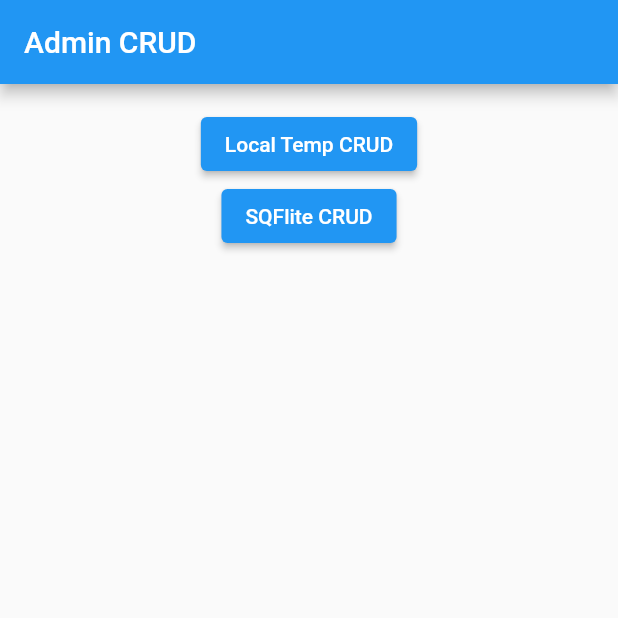
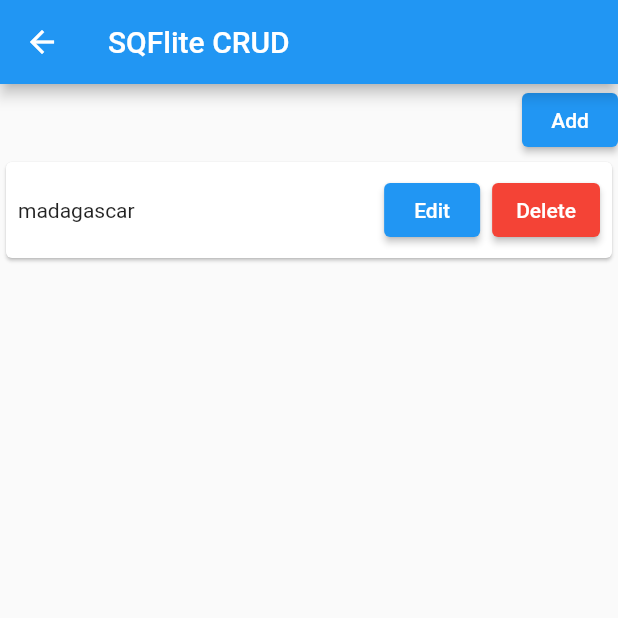
Before and after one commit to wiztensai/admin-crud-flutter, a Flutter app: the MyApp screen opened directly, after a tap on "SQFlite CRUD", on a phone screen of 412 x 824 dp, the top half of it. Run offline on Flutter 3.47's test engine with Material 2 defaults, Android fonts, the phone set to English and light mode, and no system bars; our stand-ins replace shared_preferences, sqflite; accounts and stored records are empty.

Commit message:
name convention, folder naming, sqflite full working crud, elevatedbutton same width

```diff
--- /dev/null
+++ b/lib/cst.dart
@@ -0,0 +1,3 @@
+class CST {
+  static const String IS_FIRST_INIT_B = "IS_FIRST_INIT_B";
+}
--- /dev/null
+++ b/lib/helper/helper_db_country.dart
@@ -0,0 +1,79 @@
+import 'package:sqflite/sqflite.dart';
+import 'dart:async';
+import 'dart:io';
+import 'package:path_provider/path_provider.dart';
+import 'package:admin_crud_flutter/model/model_country.dart';
+
+class DbHelperCountry {
+  static DbHelperCountry _dbHelper;
+  static Database _database;
+  String tableName = "country";
+
+  DbHelperCountry._createObject();
+
+  factory DbHelperCountry() {
+    if (_dbHelper == null) {
+      _dbHelper = DbHelperCountry._createObject();
+    }
+    return _dbHelper;
+  }
+
+  Future<Database> initDb() async {
+    Directory directory = await getApplicationDocumentsDirectory();
+    String path = directory.path + '${tableName}.db';
+
+    return openDatabase(path, version: 1, onCreate: _createDb);
+  }
+
+  void _createDb(Database db, int version) async {
+    await db.execute('''
+      CREATE TABLE ${tableName} (
+        id INTEGER PRIMARY KEY AUTOINCREMENT,
+        name TEXT
+      )
+    ''');
+  }
+
+  Future<Database> get database async {
+    if (_database == null) {
+      _database = await initDb();
+    }
+    return _database;
+  }
+
+  Future<List<Map<String, dynamic>>> select() async {
+      Database db = await this.database;
+      var maplist = await db.query(tableName, orderBy: 'name');
+      return maplist;
+  }
+
+  Future<int> insertWithId(Country country) async {
+    Database db = await this.database;
+    return db.insert(tableName, country.toMap());
+  }
+
+  Future<int> insert(Map<String, Object> data) async  {
+    Database db = await this.database;
+    return db.insert(tableName, data, conflictAlgorithm: ConflictAlgorithm.replace);
+  }
+
+  Future<int> delete(int id) async{
+    Database db = await this.database;
+    db.delete(tableName,where: 'id=?',whereArgs: [id]);
+  }
+
+  Future<int> update(Country country) async {
+    Database db = await this.database;
+    db.update(tableName, country.toMap(), where: 'id=?', whereArgs: [country.id]);
+  }
+
+  Future<List<Country>> getCountry() async {
+    var countryMapList = await select();
+    var countryLength = countryMapList.length;
+    List<Country> countryList = [];
+    for(int i = 0; i<countryLength ; i++) {
+      countryList.add(Country.fromMap(countryMapList[i]));
+    }
+    return countryList;
+  }
+}
--- a/lib/main.dart
+++ /dev/null
@@ -1,36 +0,0 @@
-import 'package:flutter/material.dart';
-import 'view/v_localtemp_crud.dart';
-
-void main() {
-  runApp(MaterialApp(
-    title: "App",
-    theme: ThemeData(),
-    home: MyApp(),
-  ));
-}
-
-class MyApp extends StatelessWidget {
-  // This widget is the root of your application.
-  @override
-  Widget build(BuildContext context) {
-    return Scaffold(
-      appBar: AppBar(title: Text("Admin CRUD")),
-      body: Container(
-        alignment: Alignment.topCenter,
-        margin: EdgeInsets.symmetric(vertical: 16),
-        child: Column(
-          children: [
-            ElevatedButton(
-                onPressed: () {
-                  Navigator.push(context, MaterialPageRoute(builder: (_) {
-                    return Localtemp();
-                  }));
-                },
-                child: Text("Local Temp CRUD")),
-            ElevatedButton(onPressed: () {}, child: Text("SQFlite CRUD")),
-          ],
-        ),
-      ),
-    );
-  }
-}
--- /dev/null
+++ b/lib/model/model_country.dart
@@ -0,0 +1,18 @@
+class Country {
+  int id;
+  String name;
+
+  Country(this.id, this.name);
+
+  Country.fromMap(Map<String, dynamic> map) {
+    this.id = map['id'];
+    this.name = map['name'];
+  }
+
+  Map<String, dynamic> toMap() {
+    Map<String, dynamic> map = Map<String, dynamic>();
+    map['id'] = id;
+    map['name'] = name;
+    return map;
+  }
+}
--- a/lib/view/v_localtemp_crud.dart
+++ b/lib/view/v_localtemp_crud.dart
@@ -1,5 +1,5 @@
 import 'package:flutter/material.dart';
-import 'package:admin_crud_flutter/dialog/D_AddPlace.dart';
+import 'package:admin_crud_flutter/dialog/d_crud_place.dart';
 
 class Localtemp extends StatefulWidget {
   @override
--- /dev/null
+++ b/lib/view/v_main.dart
@@ -0,0 +1,47 @@
+import 'dart:ui';
+import 'package:admin_crud_flutter/view/v_sqflite_crud.dart';
+import 'package:flutter/material.dart';
+import 'v_localtemp_crud.dart';
+
+void main() {
+  runApp(MaterialApp(
+    title: "App",
+    theme: ThemeData(),
+    home: MyApp(),
+  ));
+}
+
+class MyApp extends StatelessWidget {
+  @override
+  Widget build(BuildContext context) {
+    return Scaffold(
+      appBar: AppBar(title: Text("Admin CRUD")),
+      body: Container(
+        alignment: Alignment.topCenter,
+        margin: EdgeInsets.only(top: 40),
+        child: Column(
+          children: [
+            SizedBox(
+              width: 200,
+              child: ElevatedButton(
+                  onPressed: () {
+                    Navigator.push(context, MaterialPageRoute(builder: (_) {
+                      return Localtemp();
+                    }));
+                  },
+                  child: Text("Local Temp CRUD")),
+            ),
+            SizedBox(
+              width: 200,
+              child: ElevatedButton(onPressed: () {
+                Navigator.push(context, MaterialPageRoute(builder: (_) {
+                  return SqfliteCrud();
+                }));
+              }, child: Text("SQFlite CRUD")),
+            ),
+          ],
+        ),
+      ),
+    );
+  }
+}
--- /dev/null
+++ b/lib/view/v_sqflite_crud.dart
@@ -0,0 +1,134 @@
+import 'package:admin_crud_flutter/model/model_country.dart';
+import 'package:flutter/material.dart';
+import 'package:admin_crud_flutter/dialog/d_crud_place.dart';
+import 'dart:async';
+
+import 'package:admin_crud_flutter/helper/helper_db_country.dart';
+import 'package:path/path.dart';
+import 'package:sqflite/sqflite.dart';
+import 'package:shared_preferences/shared_preferences.dart';
+import 'package:admin_crud_flutter/cst.dart';
+
+class SqfliteCrud extends StatefulWidget {
+  @override
+  _SqfliteCrudState createState() => _SqfliteCrudState();
+}
+
+class _SqfliteCrudState extends State<SqfliteCrud> {
+
+  DbHelperCountry dbHelper = DbHelperCountry();
+  bool isFirstInit = false;
+  List<Country> countries = [];
+
+  void getPref() async {
+    SharedPreferences preferences = await SharedPreferences.getInstance();
+    isFirstInit = preferences.getBool(CST.IS_FIRST_INIT_B);
+
+    if(isFirstInit == false || isFirstInit == null) {
+      for(int i = 0; i<initCountry.length;i++) {
+        dbHelper.insertWithId(initCountry[i]);
+      }
+
+      preferences.setBool(CST.IS_FIRST_INIT_B, true);
+      updateListView();
+    } else {
+      updateListView();
+    }
+  }
+
+  @override
+  void initState() {
+    super.initState();
+
+    getPref();
+  }
+
+  @override
+  Widget build(BuildContext context) {
+    return Scaffold(
+      appBar: AppBar(title: Text('SQFlite CRUD')),
+      body: Column(
+        crossAxisAlignment: CrossAxisAlignment.end,
+        children: [
+          ElevatedButton(
+            onPressed: () {
+              DialogUtils.showCustomDialog(context, onSubmit: (country) {
+                setState(() {
+                  dbHelper.insert({"name":country});
+                  updateListView();
+                });
+              });
+            },
+            child: Text("Add"),
+          ),
+          Expanded(
+              child: ListView.builder(
+                  itemCount: countries.length,
+                  itemBuilder: (BuildContext context, int index) {
+                    return Card(
+                      child: Padding(
+                        padding: EdgeInsets.all(8),
+                        child: Row(
+                          children: [
+                            Expanded(child: Text(countries[index].name)),
+                            Padding(
+                                padding: EdgeInsets.only(right: 8),
+                                child: ElevatedButton(
+                                  onPressed: () {
+                                    DialogUtils.showCustomDialog(context, name: countries[index].name,onSubmit: (country) {
+                                      setState(() {
+                                        dbHelper.update(Country(countries[index].id, country));
+                                        updateListView();
+                                      });
+                                    });
+                                  },
+                                  child: Text("Edit"),
+                                )),
+                            ElevatedButton(
+                              style: ButtonStyle(
+                                  backgroundColor:
+                                  MaterialStateProperty.all<Color>(
+                                      Colors.red)),
+                              onPressed: () {
+                                setState(() {
+                                  dbHelper.delete(countries[index].id);
+                                  updateListView();
+                                });
+                              },
+                              child: Text("Delete"),
+                            ),
+                          ],
+                        ),
+                      ),
+                    );
+                  }))
+        ],
+      ),
+    );
+  }
+
+  void addContact(Country country) async {
+    int result = await dbHelper.insertWithId(country);
+    if (result > 0) {
+      updateListView();
+    }
+  }
+
+  void updateListView() {
+    final Future<Database> dbFuture = dbHelper.initDb();
+    dbFuture.then((database) {
+      Future<List<Country>> contactListFuture = dbHelper.getCountry();
+      contactListFuture.then((contactList) {
+        setState(() {
+          this.countries = contactList;
+        });
+      });
+    });
+  }
+
+}
+
+List<Country> initCountry = [
+  Country(0,'venezuela'),
+  Country(1,'madagascar')
+];
--- a/pubspec.yaml
+++ b/pubspec.yaml
@@ -24,10 +24,13 @@ dependencies:
   flutter:
     sdk: flutter
 
-
   # The following adds the Cupertino Icons font to your application.
   # Use with the CupertinoIcons class for iOS style icons.
   cupertino_icons: ^1.0.2
+  sqflite: ^1.3.0
+  path: any
+  path_provider: any
+  shared_preferences: any
 
 dev_dependencies:
   flutter_test:
```
Also changed, not shown: lib/dialog/d_crud_place.dart (renamed from lib/dialog/D_AddPlace.dart), pubspec.lock, 1 other file.
